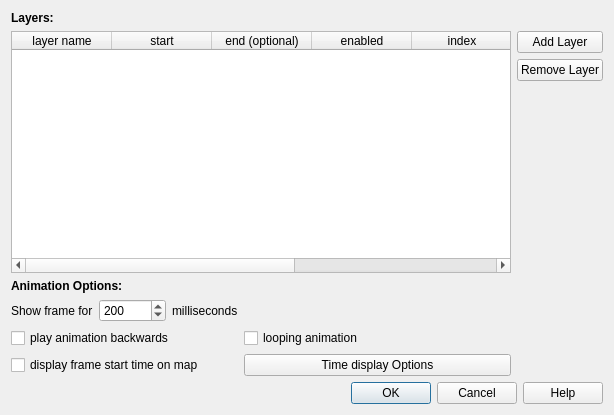
Above: options.ui from anitagraser/TimeManager before the change. Below: the same form after it.
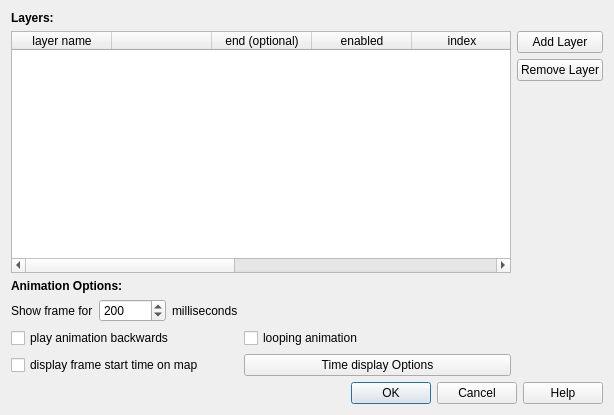
That is the form after the change.

Commit message: made it possible to add time interpolated layer through the UI

Patch:
```diff
--- a/options.ui
+++ b/options.ui
@@ -51,6 +51,9 @@
          <height>0</height>
         </size>
        </property>
+       <property name="columnCount">
+        <number>9</number>
+       </property>
        <column>
         <property name="text">
          <string>layer name</string>
@@ -58,7 +61,7 @@
        </column>
        <column>
         <property name="text">
-         <string>start</string>
+         <string/>
         </property>
        </column>
        <column>
@@ -86,6 +89,16 @@
          <string>offset</string>
         </property>
        </column>
+       <column>
+        <property name="text">
+         <string>interpolation</string>
+        </property>
+       </column>
+       <column>
+        <property name="text">
+         <string>id</string>
+        </property>
+       </column>
       </widget>
      </item>
      <item row="0" column="0">
```
The commit also changes 7 other files.
